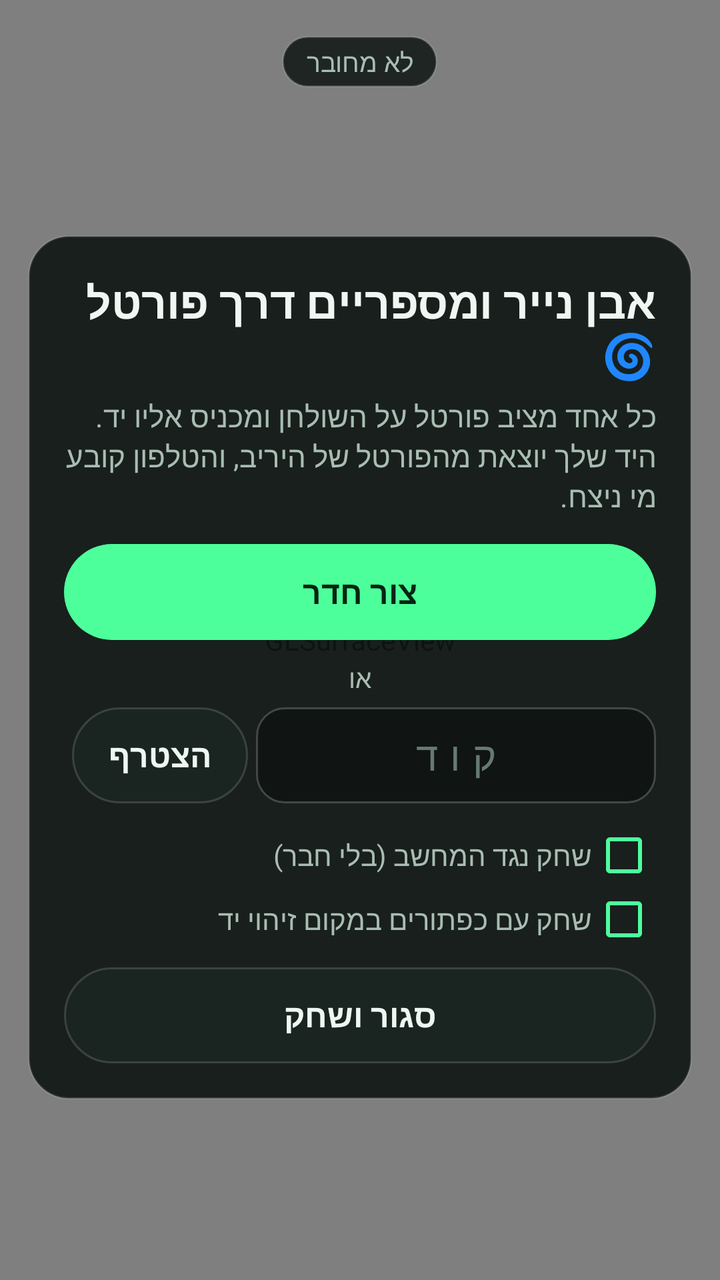
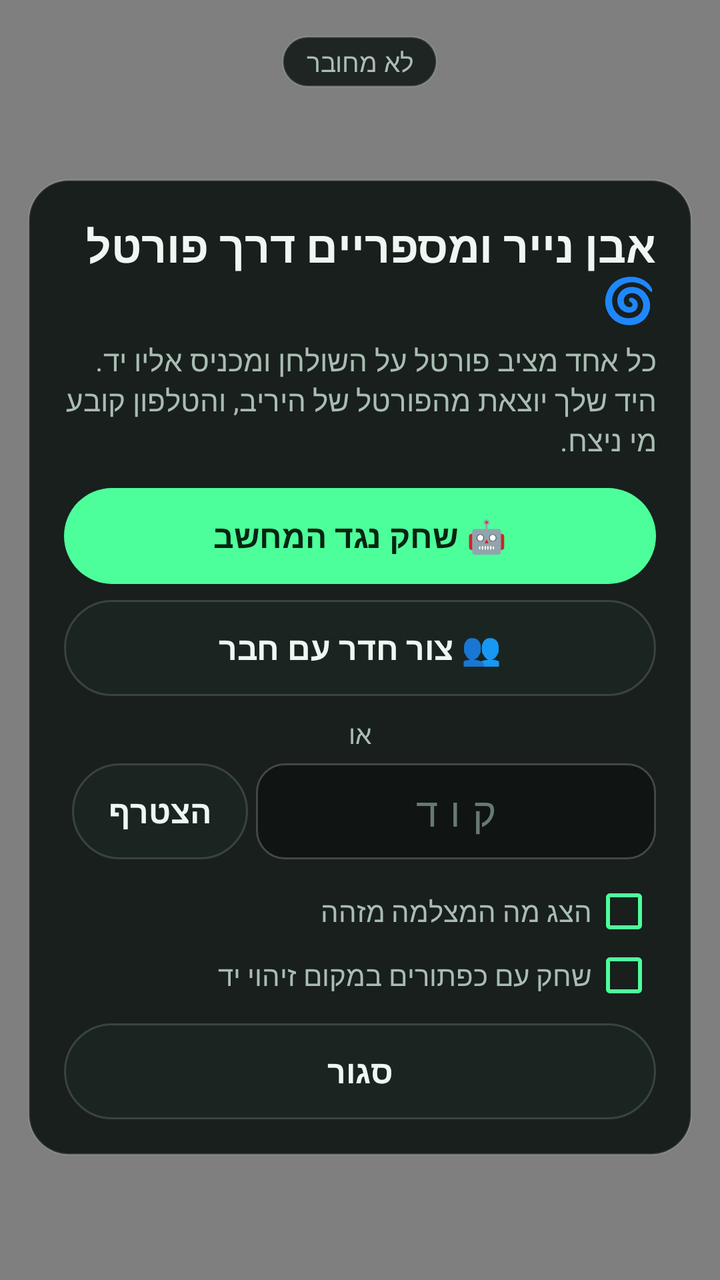

The first picture is an Android layout as it rendered before a commit; the second is the same layout after the commit. The layout source and the unified diff follow.
<!-- AndroidManifest.xml: application theme AppTheme -->
<!-- res/layout/activity_main.xml -->
<?xml version="1.0" encoding="utf-8"?>
<FrameLayout xmlns:android="http://schemas.android.com/apk/res/android"
    android:layout_width="match_parent"
    android:layout_height="match_parent"
    android:layoutDirection="rtl"
    android:background="#000000">

    <android.opengl.GLSurfaceView
        android:id="@+id/glView"
        android:layout_width="match_parent"
        android:layout_height="match_parent" />

    <LinearLayout
        android:id="@+id/overlay"
        android:layout_width="match_parent"
        android:layout_height="match_parent"
        android:fitsSystemWindows="true"
        android:orientation="vertical"
        android:paddingStart="14dp"
        android:paddingTop="10dp"
        android:paddingEnd="14dp"
        android:paddingBottom="16dp">

        <TextView
            android:id="@+id/status"
            android:layout_width="wrap_content"
            android:layout_height="wrap_content"
            android:layout_gravity="center_horizontal"
            android:background="@drawable/bg_panel"
            android:gravity="center"
            android:paddingStart="14dp"
            android:paddingTop="8dp"
            android:paddingEnd="14dp"
            android:paddingBottom="8dp"
            android:textSize="15sp"
            android:visibility="gone" />

        <LinearLayout
            android:layout_width="wrap_content"
            android:layout_height="wrap_content"
            android:layout_gravity="center_horizontal"
            android:layout_marginTop="8dp"
            android:orientation="horizontal">

            <TextView android:id="@+id/netChip" style="@style/Chip" android:text="לא מחובר" />
            <TextView android:id="@+id/handChip" style="@style/Chip" android:visibility="gone" />
            <TextView android:id="@+id/scoreChip" style="@style/Chip" android:textColor="#4DFF9A" android:visibility="gone" />
        </LinearLayout>

        <FrameLayout
            android:layout_width="match_parent"
            android:layout_height="0dp"
            android:layout_weight="1">

            <LinearLayout
                android:layout_width="wrap_content"
                android:layout_height="wrap_content"
                android:layout_gravity="center"
                android:gravity="center_horizontal"
                android:orientation="vertical">

                <LinearLayout
                    android:id="@+id/banner"
                    android:layout_width="wrap_content"
                    android:layout_height="wrap_content"
                    android:background="@drawable/bg_panel"
                    android:gravity="center_horizontal"
                    android:orientation="vertical"
                    android:paddingStart="26dp"
                    android:paddingTop="14dp"
                    android:paddingEnd="26dp"
                    android:paddingBottom="14dp"
                    android:visibility="gone">

                    <TextView
                        android:id="@+id/bannerTitle"
                        android:layout_width="wrap_content"
                        android:layout_height="wrap_content"
                        android:textSize="38sp"
                        android:textStyle="bold" />

                    <TextView
                        android:id="@+id/bannerSub"
                        android:layout_width="wrap_content"
                        android:layout_height="wrap_content"
                        android:layout_marginTop="4dp"
                        android:textColor="#A9BDB2"
                        android:textSize="18sp" />
                </LinearLayout>

                <TextView
                    android:id="@+id/hint"
                    android:layout_width="wrap_content"
                    android:layout_height="wrap_content"
                    android:layout_marginTop="8dp"
                    android:background="@drawable/bg_chip"
                    android:gravity="center"
                    android:paddingStart="14dp"
                    android:paddingTop="6dp"
                    android:paddingEnd="14dp"
                    android:paddingBottom="6dp"
                    android:textColor="#A9BDB2"
                    android:textSize="14.5sp"
                    android:visibility="gone" />
            </LinearLayout>

            <ScrollView
                android:id="@+id/lobby"
                android:layout_width="match_parent"
                android:layout_height="wrap_content"
                android:layout_gravity="center">

                <LinearLayout
                    android:layout_width="match_parent"
                    android:layout_height="wrap_content"
                    android:background="@drawable/bg_panel"
                    android:orientation="vertical"
                    android:padding="18dp">

                    <TextView
                        android:layout_width="match_parent"
                        android:layout_height="wrap_content"
                        android:text="אבן נייר ומספריים דרך פורטל 🌀"
                        android:textSize="22sp"
                        android:textStyle="bold" />

                    <TextView
                        android:layout_width="match_parent"
                        android:layout_height="wrap_content"
                        android:layout_marginTop="6dp"
                        android:text="כל אחד מציב פורטל על השולחן ומכניס אליו יד. היד שלך יוצאת מהפורטל של היריב, והטלפון קובע מי ניצח."
                        android:textColor="#A9BDB2"
                        android:textSize="14.5sp" />

                    <Button
                        android:id="@+id/createBtn"
                        style="@style/Btn.Primary"
                        android:layout_width="match_parent"
                        android:layout_marginStart="0dp"
                        android:layout_marginTop="14dp"
                        android:layout_marginEnd="0dp"
                        android:text="צור חדר" />

                    <LinearLayout
                        android:id="@+id/roomInfo"
                        android:layout_width="match_parent"
                        android:layout_height="wrap_content"
                        android:layout_marginTop="10dp"
                        android:background="@drawable/bg_code"
                        android:gravity="center_horizontal"
                        android:orientation="vertical"
                        android:padding="10dp"
                        android:visibility="gone">

                        <TextView
                            android:layout_width="wrap_content"
                            android:layout_height="wrap_content"
                            android:text="קוד החדר"
                            android:textColor="#A9BDB2" />

                        <TextView
                            android:id="@+id/roomCode"
                            android:layout_width="wrap_content"
                            android:layout_height="wrap_content"
                            android:letterSpacing="0.3"
                            android:textColor="#4DFF9A"
                            android:textDirection="ltr"
                            android:textSize="30sp"
                            android:textStyle="bold" />

                        <Button
                            android:id="@+id/shareBtn"
                            style="@style/Btn"
                            android:layout_marginTop="6dp"
                            android:text="שלח לחבר" />
                    </LinearLayout>

                    <TextView
                        android:layout_width="match_parent"
                        android:layout_height="wrap_content"
                        android:layout_marginTop="10dp"
                        android:gravity="center"
                        android:text="או"
                        android:textColor="#A9BDB2"
                        android:textSize="13sp" />

                    <LinearLayout
                        android:layout_width="match_parent"
                        android:layout_height="wrap_content"
                        android:layout_marginTop="6dp"
                        android:gravity="center_vertical"
                        android:orientation="horizontal">

                        <EditText
                            android:id="@+id/codeIn"
                            android:layout_width="0dp"
                            android:layout_height="48dp"
                            android:layout_weight="1"
                            android:background="@drawable/bg_input"
                            android:gravity="center"
                            android:hint="קוד"
                            android:importantForAutofill="no"
                            android:inputType="number"
                            android:letterSpacing="0.3"
                            android:maxLength="4"
                            android:textColor="#EEF7F1"
                            android:textColorHint="#667A70"
                            android:textDirection="ltr"
                            android:textSize="20sp" />

                        <Button
                            android:id="@+id/joinBtn"
                            style="@style/Btn"
                            android:text="הצטרף" />
                    </LinearLayout>

                    <CheckBox
                        android:id="@+id/soloChk"
                        android:layout_width="match_parent"
                        android:layout_height="wrap_content"
                        android:layout_marginTop="10dp"
                        android:buttonTint="#4DFF9A"
                        android:text="שחק נגד המחשב (בלי חבר)"
                        android:textColor="#A9BDB2" />

                    <CheckBox
                        android:id="@+id/manualChk"
                        android:layout_width="match_parent"
                        android:layout_height="wrap_content"
                        android:buttonTint="#4DFF9A"
                        android:text="שחק עם כפתורים במקום זיהוי יד"
                        android:textColor="#A9BDB2" />

                    <Button
                        android:id="@+id/closeLobbyBtn"
                        style="@style/Btn"
                        android:layout_width="match_parent"
                        android:layout_marginStart="0dp"
                        android:layout_marginTop="8dp"
                        android:layout_marginEnd="0dp"
                        android:text="סגור ושחק" />
                </LinearLayout>
            </ScrollView>
        </FrameLayout>

        <LinearLayout
            android:id="@+id/manualBar"
            android:layout_width="wrap_content"
            android:layout_height="wrap_content"
            android:layout_gravity="center_horizontal"
            android:layout_marginBottom="8dp"
            android:orientation="horizontal"
            android:visibility="gone">

            <Button android:id="@+id/mIn" style="@style/Btn" android:text="✋ הכנס יד" />
            <Button android:id="@+id/gRock" style="@style/Btn" android:text="🪨" android:contentDescription="אבן" />
            <Button android:id="@+id/gPaper" style="@style/Btn" android:text="📄" android:contentDescription="נייר" />
            <Button android:id="@+id/gScissors" style="@style/Btn" android:text="✂️" android:contentDescription="מספריים" />
        </LinearLayout>

        <LinearLayout
            android:layout_width="wrap_content"
            android:layout_height="wrap_content"
            android:layout_gravity="center_horizontal"
            android:orientation="horizontal">

            <Button android:id="@+id/moveBtn" style="@style/Btn" android:text="הזז פורטל" android:visibility="gone" />
            <Button android:id="@+id/openLobbyBtn" style="@style/Btn" android:text="⚙️ חדר" android:visibility="gone" />
        </LinearLayout>
    </LinearLayout>
</FrameLayout>
<!-- resources referenced by this layout -->
<resources>
  <!-- drawable bg_chip (drawable) -->
  <?xml version="1.0" encoding="utf-8"?>
  <shape xmlns:android="http://schemas.android.com/apk/res/android" android:shape="rectangle">
      <solid android:color="#D90E1613" />
      <stroke android:width="1dp" android:color="#26FFFFFF" />
      <corners android:radius="999dp" />
  </shape>
  <!-- drawable bg_code (drawable) -->
  <?xml version="1.0" encoding="utf-8"?>
  <shape xmlns:android="http://schemas.android.com/apk/res/android" android:shape="rectangle">
      <solid android:color="#144DFF9A" />
      <stroke android:width="1dp" android:color="#664DFF9A" android:dashWidth="6dp" android:dashGap="4dp" />
      <corners android:radius="14dp" />
  </shape>
  <!-- drawable bg_input (drawable) -->
  <?xml version="1.0" encoding="utf-8"?>
  <shape xmlns:android="http://schemas.android.com/apk/res/android" android:shape="rectangle">
      <solid android:color="#59000000" />
      <stroke android:width="1dp" android:color="#33FFFFFF" />
      <corners android:radius="14dp" />
  </shape>
  <!-- drawable bg_panel (drawable) -->
  <?xml version="1.0" encoding="utf-8"?>
  <shape xmlns:android="http://schemas.android.com/apk/res/android" android:shape="rectangle">
      <solid android:color="#E60E1613" />
      <stroke android:width="1dp" android:color="#22FFFFFF" />
      <corners android:radius="20dp" />
  </shape>
  <style name="Btn.Primary">
          <item name="android:background">@drawable/bg_btn_primary</item>
          <item name="android:textColor">#062413</item>
      </style>
  <style name="Chip">
          <item name="android:layout_width">wrap_content</item>
          <item name="android:layout_height">wrap_content</item>
          <item name="android:background">@drawable/bg_chip</item>
          <item name="android:paddingStart">12dp</item>
          <item name="android:paddingEnd">12dp</item>
          <item name="android:paddingTop">4dp</item>
          <item name="android:paddingBottom">4dp</item>
          <item name="android:layout_marginStart">3dp</item>
          <item name="android:layout_marginEnd">3dp</item>
          <item name="android:textSize">13sp</item>
          <item name="android:textColor">#A9BDB2</item>
      </style>
  <style name="AppTheme" parent="Theme.AppCompat.NoActionBar">
          <item name="android:windowBackground">@color/brand_dark</item>
          <item name="android:statusBarColor">@color/brand_dark</item>
          <item name="android:navigationBarColor">@color/brand_dark</item>
          <item name="colorPrimary">@color/brand_dark</item>
          <item name="colorAccent">@color/brand_green</item>
          <item name="android:textColor">#EEF7F1</item>
      </style>
  <!-- drawable bg_btn (drawable) -->
  <?xml version="1.0" encoding="utf-8"?>
  <selector xmlns:android="http://schemas.android.com/apk/res/android">
      <item android:state_pressed="true"><shape android:shape="rectangle"><solid android:color="#4DFFFFFF" /><corners android:radius="999dp" /></shape></item>
      <item android:state_selected="true"><shape android:shape="rectangle"><solid android:color="#4DFF9A" /><corners android:radius="999dp" /></shape></item>
      <item><shape android:shape="rectangle"><solid android:color="#E61B2622" /><stroke android:width="1dp" android:color="#26FFFFFF" /><corners android:radius="999dp" /></shape></item>
  </selector>
  <!-- drawable bg_btn_primary (drawable) -->
  <?xml version="1.0" encoding="utf-8"?>
  <selector xmlns:android="http://schemas.android.com/apk/res/android">
      <item android:state_pressed="true"><shape android:shape="rectangle"><solid android:color="#3BD67F" /><corners android:radius="999dp" /></shape></item>
      <item><shape android:shape="rectangle"><solid android:color="#4DFF9A" /><corners android:radius="999dp" /></shape></item>
  </selector>
  <color name="brand_dark">#0D1512</color>
  <color name="brand_green">#4DFF9A</color>
  <!-- unchanged entries left out for length: 1 -->
</resources>

<!-- the commit's change to res/layout/activity_main.xml (unified diff, before → after) -->
@@ -9,6 +9,18 @@
         android:id="@+id/glView"
         android:layout_width="match_parent"
         android:layout_height="match_parent" />
+
+    <ImageView
+        android:id="@+id/debugView"
+        android:layout_width="120dp"
+        android:layout_height="wrap_content"
+        android:layout_gravity="bottom|start"
+        android:layout_marginStart="12dp"
+        android:layout_marginBottom="90dp"
+        android:adjustViewBounds="true"
+        android:background="#66000000"
+        android:contentDescription="מה המצלמה מזהה"
+        android:visibility="gone" />
 
     <LinearLayout
         android:id="@+id/overlay"
@@ -133,13 +145,22 @@
                         android:textSize="14.5sp" />
 
                     <Button
-                        android:id="@+id/createBtn"
+                        android:id="@+id/soloBtn"
                         style="@style/Btn.Primary"
                         android:layout_width="match_parent"
                         android:layout_marginStart="0dp"
                         android:layout_marginTop="14dp"
                         android:layout_marginEnd="0dp"
-                        android:text="צור חדר" />
+                        android:text="🤖 שחק נגד המחשב" />
+
+                    <Button
+                        android:id="@+id/createBtn"
+                        style="@style/Btn"
+                        android:layout_width="match_parent"
+                        android:layout_marginStart="0dp"
+                        android:layout_marginTop="8dp"
+                        android:layout_marginEnd="0dp"
+                        android:text="👥 צור חדר עם חבר" />
 
                     <LinearLayout
                         android:id="@+id/roomInfo"
@@ -215,12 +236,12 @@
                     </LinearLayout>
 
                     <CheckBox
-                        android:id="@+id/soloChk"
+                        android:id="@+id/debugChk"
                         android:layout_width="match_parent"
                         android:layout_height="wrap_content"
                         android:layout_marginTop="10dp"
                         android:buttonTint="#4DFF9A"
-                        android:text="שחק נגד המחשב (בלי חבר)"
+                        android:text="הצג מה המצלמה מזהה"
                         android:textColor="#A9BDB2" />
 
                     <CheckBox
@@ -238,7 +259,7 @@
                         android:layout_marginStart="0dp"
                         android:layout_marginTop="8dp"
                         android:layout_marginEnd="0dp"
-                        android:text="סגור ושחק" />
+                        android:text="סגור" />
                 </LinearLayout>
             </ScrollView>
         </FrameLayout>
